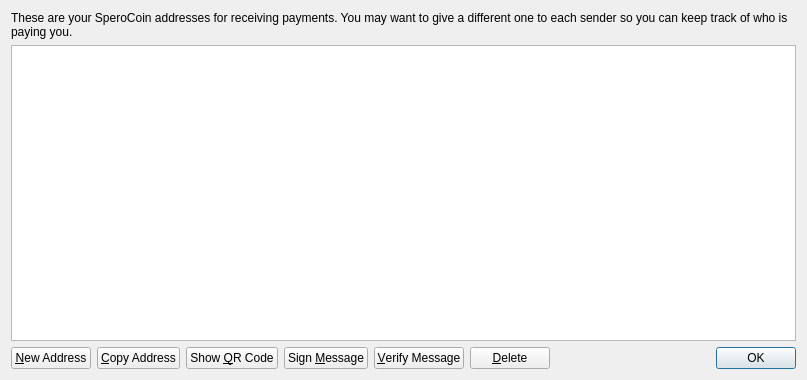
This is src/qt/forms/addressbookpage.ui in LightBurdenOfficial/SperoCoin as Qt 5 draws it before an edit. The edited form follows.
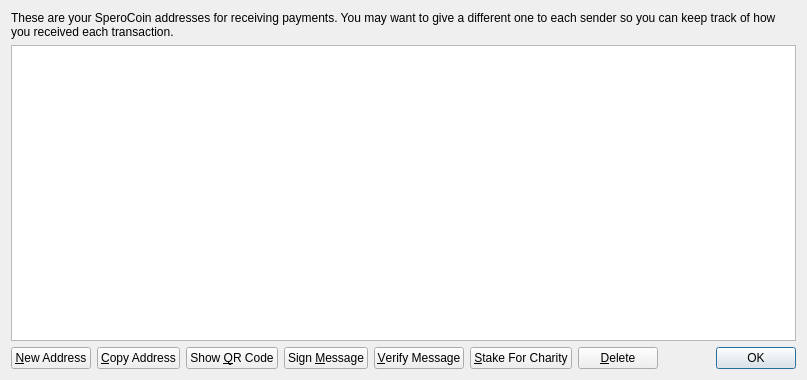
This is the edited form. Icons and pictures are not drawn.

```diff
--- a/src/qt/forms/addressbookpage.ui
+++ b/src/qt/forms/addressbookpage.ui
@@ -23,7 +23,7 @@
       <string notr="true">font: 75 12pt &quot;Century Gothic&quot;;</string>
      </property>
      <property name="text">
-      <string>These are your SperoCoin addresses for receiving payments. You may want to give a different one to each sender so you can keep track of who is paying you.</string>
+      <string>These are your SperoCoin addresses for receiving payments. You may want to give a different one to each sender so you can keep track of how you received each transaction.</string>
      </property>
      <property name="textFormat">
       <enum>Qt::PlainText</enum>
@@ -148,6 +148,20 @@
        </property>
       </widget>
      </item>
+     <item>
+      <widget class="QPushButton" name="stakeForCharityPushButton">
+       <property name="toolTip">
+        <string>Stake for charity</string>
+       </property>
+       <property name="text">
+        <string>&amp;Stake For Charity</string>
+       </property>
+       <property name="icon">
+        <iconset resource="../bitcoin.qrc">
+         <normaloff>:/icons/charity_on</normaloff>:/icons/charity_on</iconset>
+       </property>
+      </widget>
+     </item>
      <item>
       <widget class="QPushButton" name="deleteButton">
        <property name="toolTip">
```
